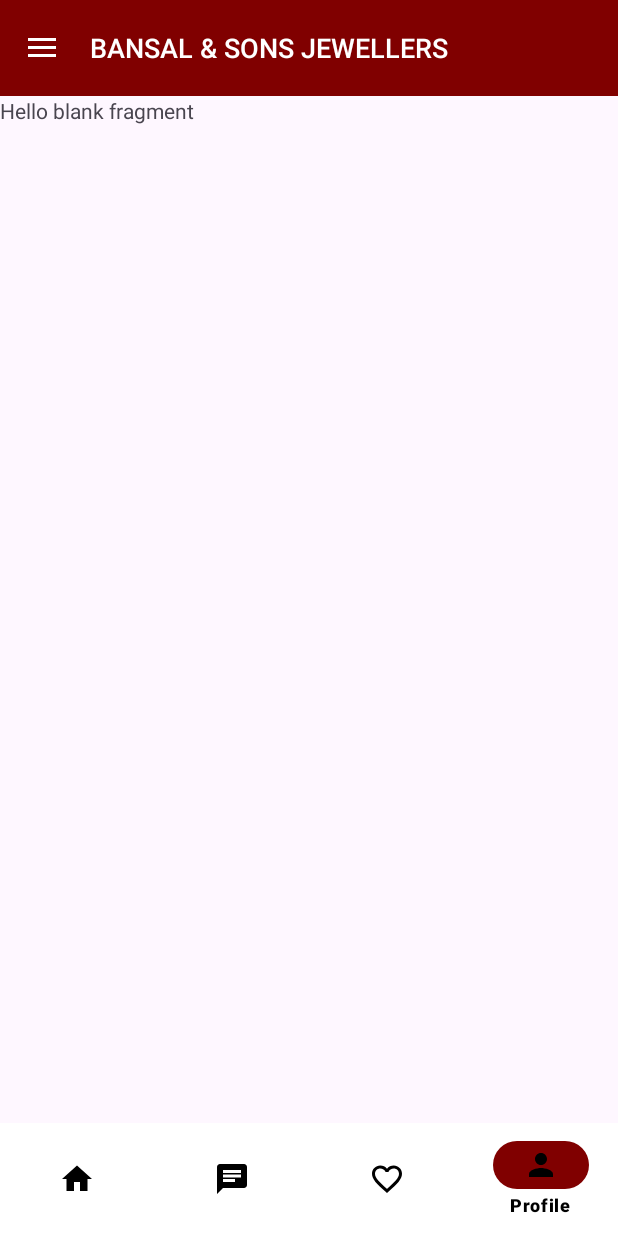
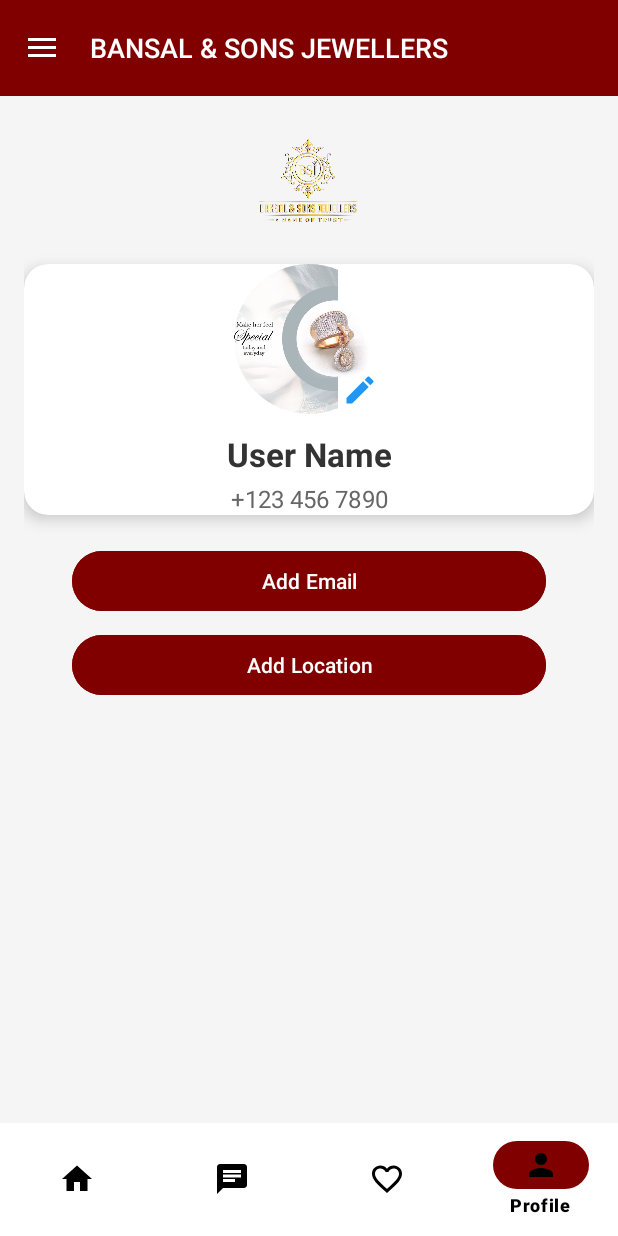
Before and after one commit to smaxshashi/jewelleryApplicationAndroid, an Android app: the HomeFragment screen opened directly, with no data from a screen before it, item 4 of the bottom bar chosen, on a phone screen of 412 x 824 dp. Run offline under Robolectric (Android 15) with nearby library versions, the phone set to English and light mode, and no system bars; our stand-ins replace CircleImageView; libraries missing offline, so code that uses them is left out: com.denzcoskun.imageslider; 8 statements that could not run were skipped.

Commit message:
User Profil added

```diff
--- a/app/build.gradle
+++ b/app/build.gradle
@@ -39,4 +39,5 @@ dependencies {
     androidTestImplementation libs.espresso.core
 
     implementation ("com.github.denzcoskun:ImageSlideshow:0.1.2")
+    implementation ("de.hdodenhof:circleimageview:3.1.0")
 }
--- a/app/src/main/java/com/bansal/JewellaryApplication/HomeFragment.java
+++ b/app/src/main/java/com/bansal/JewellaryApplication/HomeFragment.java
@@ -20,7 +20,7 @@ import java.util.ArrayList;
 
 public class HomeFragment extends Fragment {
 
-ImageSlider Imageslider,Imagesliver2;
+ImageSlider Imagesliver2;
 CardView cvgold,cvcoinsorbar,cvloosedtone,cvloosediamond,cvplatinum,cvslivery,cvgoldjewellary;
 
     @Override
@@ -28,7 +28,7 @@ CardView cvgold,cvcoinsorbar,cvloosedtone,cvloosediamond,cvplatinum,cvslivery,cv
                              Bundle savedInstanceState) {
         // Inflate the layout for this fragment
         View view= inflater.inflate(R.layout.fragment_home, container, false);
-        Imageslider = view.findViewById(R.id.isUserHomeFragmentOfferImageslider);
+
         Imagesliver2 = view.findViewById(R.id.isUserHomeFragmentOfferImageslider2);
         cvgold=view.findViewById(R.id.cvUserFragmentGold);
         cvcoinsorbar=view.findViewById(R.id.cvUserFragmentCoins);
@@ -90,13 +90,6 @@ CardView cvgold,cvcoinsorbar,cvloosedtone,cvloosediamond,cvplatinum,cvslivery,cv
             }
         });
 
-        ArrayList<SlideModel> slideModelsArrayList = new ArrayList<>();
-        slideModelsArrayList.add(new SlideModel(R.drawable.off1, ScaleTypes.CENTER_CROP));
-        slideModelsArrayList.add(new SlideModel(R.drawable.off2, ScaleTypes.CENTER_CROP));
-        slideModelsArrayList.add(new SlideModel(R.drawable.off3, ScaleTypes.CENTER_CROP));
-        slideModelsArrayList.add(new SlideModel(R.drawable.off4, ScaleTypes.CENTER_CROP));
-        Imageslider.setImageList(slideModelsArrayList);
-        Imageslider.setSlideAnimation(AnimationTypes.ZOOM_IN);
         ArrayList<SlideModel> slideModelsArrayList2 = new ArrayList<>();
         slideModelsArrayList2.add(new SlideModel(R.drawable.off1, ScaleTypes.CENTER_CROP));
         slideModelsArrayList2.add(new SlideModel(R.drawable.off2, ScaleTypes.CENTER_CROP));
--- /dev/null
+++ b/app/src/main/res/drawable/baseline_edit_24.xml
@@ -0,0 +1,5 @@
+<vector xmlns:android="http://schemas.android.com/apk/res/android" android:height="24dp" android:tint="#600204" android:viewportHeight="24" android:viewportWidth="24" android:width="24dp">
+
+    <path android:fillColor="@android:color/white" android:pathData="M3,17.25V21h3.75L17.81,9.94l-3.75,-3.75L3,17.25zM20.71,7.04c0.39,-0.39 0.39,-1.02 0,-1.41l-2.34,-2.34c-0.39,-0.39 -1.02,-0.39 -1.41,0l-1.83,1.83 3.75,3.75 1.83,-1.83z"/>
+
+</vector>
--- a/app/src/main/res/layout/fragment_home.xml
+++ b/app/src/main/res/layout/fragment_home.xml
@@ -142,16 +142,6 @@
             android:layout_width="match_parent"
             android:layout_height="wrap_content"
             android:id="@+id/rvUserHomeFragmentListmaket"
-            />
-        <com.denzcoskun.imageslider.ImageSlider
-            android:layout_width="match_parent"
-            android:layout_height="200dp"
-            app:iss_auto_cycle="true"
-            android:id="@+id/isUserHomeFragmentOfferImageslider"
-            app:iss_delay="2000"
-            app:iss_period="2000"
-            app:iss_no_dots="false"
-            android:layout_margin="20dp"
             />
         <TextView
             android:layout_width="wrap_content"
--- a/app/src/main/res/layout/fragment_myprofil.xml
+++ b/app/src/main/res/layout/fragment_myprofil.xml
@@ -1,14 +1,125 @@
-<?xml version="1.0" encoding="utf-8"?>
-<FrameLayout xmlns:android="http://schemas.android.com/apk/res/android"
-    xmlns:tools="http://schemas.android.com/tools"
+<androidx.constraintlayout.widget.ConstraintLayout
+    xmlns:android="http://schemas.android.com/apk/res/android"
+    xmlns:app="http://schemas.android.com/apk/res-auto"
     android:layout_width="match_parent"
     android:layout_height="match_parent"
-    tools:context=".MyprofilFragment">
+    android:padding="16dp"
+    android:background="#F5F5F5">
 
-    <!-- TODO: Update blank fragment layout -->
-    <TextView
-        android:layout_width="match_parent"
-        android:layout_height="match_parent"
-        android:text="@string/hello_blank_fragment" />
+    <!-- App Logo -->
+    <ImageView
+        android:id="@+id/appLogo"
+        android:layout_width="200dp"
+        android:layout_height="80dp"
+        android:src="@drawable/applogo"
+        app:layout_constraintTop_toTopOf="parent"
+        app:layout_constraintStart_toStartOf="parent"
+        app:layout_constraintEnd_toEndOf="parent"
+        android:layout_marginBottom="24dp" />
 
-</FrameLayout>
+    <!-- Profile Card -->
+    <androidx.cardview.widget.CardView
+        android:id="@+id/profileCard"
+        android:layout_width="0dp"
+        android:layout_height="wrap_content"
+        android:layout_marginTop="16dp"
+        app:cardCornerRadius="16dp"
+        app:cardElevation="6dp"
+        app:layout_constraintTop_toBottomOf="@id/appLogo"
+        app:layout_constraintStart_toStartOf="parent"
+        app:layout_constraintEnd_toEndOf="parent"
+        android:padding="24dp">
+
+        <androidx.constraintlayout.widget.ConstraintLayout
+            android:layout_width="match_parent"
+            android:layout_height="wrap_content">
+
+            <!-- Profile Image -->
+            <de.hdodenhof.circleimageview.CircleImageView
+                android:id="@+id/profileImage"
+                android:layout_width="100dp"
+                android:layout_height="100dp"
+                android:src="@drawable/off1"
+                app:layout_constraintTop_toTopOf="parent"
+                app:layout_constraintStart_toStartOf="parent"
+                app:layout_constraintEnd_toEndOf="parent"
+                android:layout_marginBottom="8dp" />
+
+            <!-- Edit Photo Icon -->
+            <ImageButton
+                android:id="@+id/editPhotoButton"
+                android:layout_width="32dp"
+                android:layout_height="32dp"
+                android:src="@drawable/baseline_edit_24"
+                android:background="@android:color/transparent"
+                app:tint="#2196F3"
+                app:layout_constraintBottom_toBottomOf="@id/profileImage"
+                app:layout_constraintEnd_toEndOf="@id/profileImage"
+                android:contentDescription="Edit Photo" />
+
+            <!-- User Name -->
+            <TextView
+                android:id="@+id/userName"
+                android:layout_width="wrap_content"
+                android:layout_height="wrap_content"
+                android:text="User Name"
+                android:textSize="22sp"
+                android:textStyle="bold"
+                android:textColor="#333333"
+                app:layout_constraintTop_toBottomOf="@id/profileImage"
+                app:layout_constraintStart_toStartOf="parent"
+                app:layout_constraintEnd_toEndOf="parent"
+                android:layout_marginTop="12dp" />
+
+            <!-- Mobile Number -->
+            <TextView
+                android:id="@+id/mobileNumber"
+                android:layout_width="wrap_content"
+                android:layout_height="wrap_content"
+                android:text="+123 456 7890"
+                android:textSize="16sp"
+                android:textColor="#666666"
+                app:layout_constraintTop_toBottomOf="@id/userName"
+                app:layout_constraintStart_toStartOf="parent"
+                app:layout_constraintEnd_toEndOf="parent"
+                android:layout_marginTop="4dp"
+                android:layout_marginBottom="16dp"/>
+
+        </androidx.constraintlayout.widget.ConstraintLayout>
+    </androidx.cardview.widget.CardView>
+
+    <!-- Add Email Button -->
+    <Button
+        android:id="@+id/addEmailButton"
+        android:layout_width="0dp"
+        android:layout_height="wrap_content"
+        android:text="Add Email"
+        android:backgroundTint="@color/maroon"
+        android:textColor="@android:color/white"
+        android:layout_marginTop="20dp"
+        android:layout_marginStart="32dp"
+        android:layout_marginEnd="32dp"
+        android:layout_marginBottom="8dp"
+        app:cornerRadius="25dp"
+        app:layout_constraintTop_toBottomOf="@id/profileCard"
+        app:layout_constraintStart_toStartOf="parent"
+        app:layout_constraintEnd_toEndOf="parent" />
+
+    <!-- Add Location Button -->
+    <Button
+        android:id="@+id/addLocationButton"
+        android:layout_width="0dp"
+        android:layout_height="wrap_content"
+        android:text="Add Location"
+        android:backgroundTint="@color/maroon"
+        android:textColor="@android:color/white"
+        android:layout_marginTop="8dp"
+        android:layout_marginStart="32dp"
+        android:layout_marginEnd="32dp"
+        android:layout_marginBottom="16dp"
+        app:cornerRadius="25dp"
+        app:layout_constraintTop_toBottomOf="@id/addEmailButton"
+        app:layout_constraintStart_toStartOf="parent"
+        app:layout_constraintEnd_toEndOf="parent" />
+
+</androidx.constraintlayout.widget.ConstraintLayout>
```
